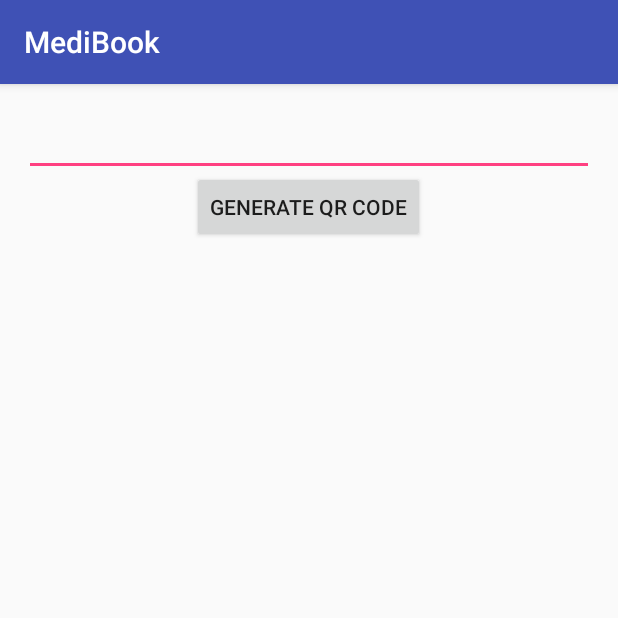
After one commit to UWMediBook/patientAndroid, an Android app: the generateQRActivity screen opened directly, with no data from a screen before it, on a phone screen of 412 x 824 dp, the top half of it. The commit adds this screen. Run offline under Robolectric (Android 15) with nearby library versions, the phone set to English and light mode, and no system bars; network calls fail.

Commit message:
generate QR code added, not tested with the doctor app yet

```diff
--- a/app/build.gradle
+++ b/app/build.gradle
@@ -28,4 +28,5 @@ dependencies {
     compile 'com.amazonaws:aws-android-sdk-ec2:2.2.+';
     compile 'com.android.support:support-v4:23.4.0'
     compile 'com.android.support:design:23.4.0'
+    compile 'com.google.zxing:core:3.0.0'
 }
--- a/app/src/main/AndroidManifest.xml
+++ b/app/src/main/AndroidManifest.xml
@@ -36,6 +36,7 @@
         <activity android:name=".activity.ViewPastVisitsActivity" />
         <activity android:name=".activity.ViewPastOperationsActivity" />
         <activity android:name=".activity.ViewAllergiesActivity" />
+        <activity android:name=".activity.generateQRActivity"></activity>
     </application>
 
 </manifest>
--- /dev/null
+++ b/app/src/main/java/com/medibook/medibook/activity/generateQRActivity.java
@@ -0,0 +1,55 @@
+package com.medibook.medibook.activity;
+
+import android.content.Context;
+import android.content.Intent;
+import android.graphics.Bitmap;
+import android.graphics.Color;
+import android.graphics.Point;
+import android.net.Uri;
+import android.renderscript.Type;
+import android.support.v7.app.AppCompatActivity;
+import android.os.Bundle;
+import android.util.Log;
+import android.view.Display;
+import android.view.View;
+import android.view.WindowManager;
+import android.widget.Button;
+import android.widget.EditText;
+import android.widget.ImageView;
+import android.widget.Toast;
+
+import com.google.zxing.BarcodeFormat;
+
+import com.google.zxing.MultiFormatWriter;
+import com.google.zxing.WriterException;
+import com.google.zxing.common.BitMatrix;
+import com.medibook.medibook.R;
+import com.medibook.medibook.common.API;
+import com.medibook.medibook.common.Contents;
+import com.medibook.medibook.common.QRCodeEncoder;
+
+public class generateQRActivity extends AppCompatActivity implements View.OnClickListener {
+
+    private Button QRbtn;
+
+    @Override
+    protected void onCreate(Bundle savedInstanceState) {
+        super.onCreate(savedInstanceState);
+        setContentView(R.layout.activity_generate_qr);
+
+        QRbtn = (Button) findViewById(R.id.generateQRbtn);
+        QRbtn.setOnClickListener(this);
+    }
+
+
+    @Override
+    public void onClick(View v) {
+        if(v == QRbtn){
+            Intent intentMD = getIntent();
+            String email = intentMD.getStringExtra("EMAIL");
+            API handler = new API(this);
+            handler.userGenerateQR(email);
+        }
+    }
+
+}
--- /dev/null
+++ b/app/src/main/res/layout/activity_generate_qr.xml
@@ -0,0 +1,37 @@
+<?xml version="1.0" encoding="utf-8"?>
+<RelativeLayout xmlns:android="http://schemas.android.com/apk/res/android"
+    xmlns:tools="http://schemas.android.com/tools"
+    android:layout_width="match_parent"
+    android:layout_height="match_parent"
+    android:paddingBottom="@dimen/activity_vertical_margin"
+    android:paddingLeft="@dimen/activity_horizontal_margin"
+    android:paddingRight="@dimen/activity_horizontal_margin"
+    android:paddingTop="@dimen/activity_vertical_margin"
+    tools:context="com.medibook.medibook.activity.generateQRActivity">
+
+    <Button
+        android:layout_width="wrap_content"
+        android:layout_height="wrap_content"
+        android:text="Generate QR Code"
+        android:id="@+id/generateQRbtn"
+        android:layout_marginTop="42dp"
+        android:layout_alignParentTop="true"
+        android:layout_centerHorizontal="true" />
+
+    <ImageView
+        android:layout_width="wrap_content"
+        android:layout_height="wrap_content"
+        android:id="@+id/ivQRcode"
+        android:layout_below="@+id/generateQRbtn"
+        android:layout_alignParentStart="true"
+        android:layout_alignParentBottom="true"
+        android:layout_alignParentEnd="true" />
+
+    <EditText
+        android:layout_width="wrap_content"
+        android:layout_height="wrap_content"
+        android:id="@+id/etTestQR"
+        android:layout_alignParentTop="true"
+        android:layout_alignParentEnd="true"
+        android:layout_alignParentStart="true" />
+</RelativeLayout>
--- a/app/src/main/res/menu/popupmenu.xml
+++ b/app/src/main/res/menu/popupmenu.xml
@@ -1,5 +1,9 @@
 <menu xmlns:android="http://schemas.android.com/apk/res/android" >
 
+
+    <item
+        android:id="@+id/generateQR"
+        android:title="Generate QR Code"/>
     <item
         android:id="@+id/EditProfile"
         android:title="Edit Profile"/>
```
Also changed, not shown: app/src/main/java/com/medibook/medibook/activity/ViewProfileActivity.java (+8 -36 lines), app/src/main/java/com/medibook/medibook/common/API.java (+38 -0 lines), app/src/main/java/com/medibook/medibook/common/Contents.java (added, +93 -0 lines), app/src/main/java/com/medibook/medibook/common/QRCodeEncoder.java (added, +248 -0 lines), 107 other files.
